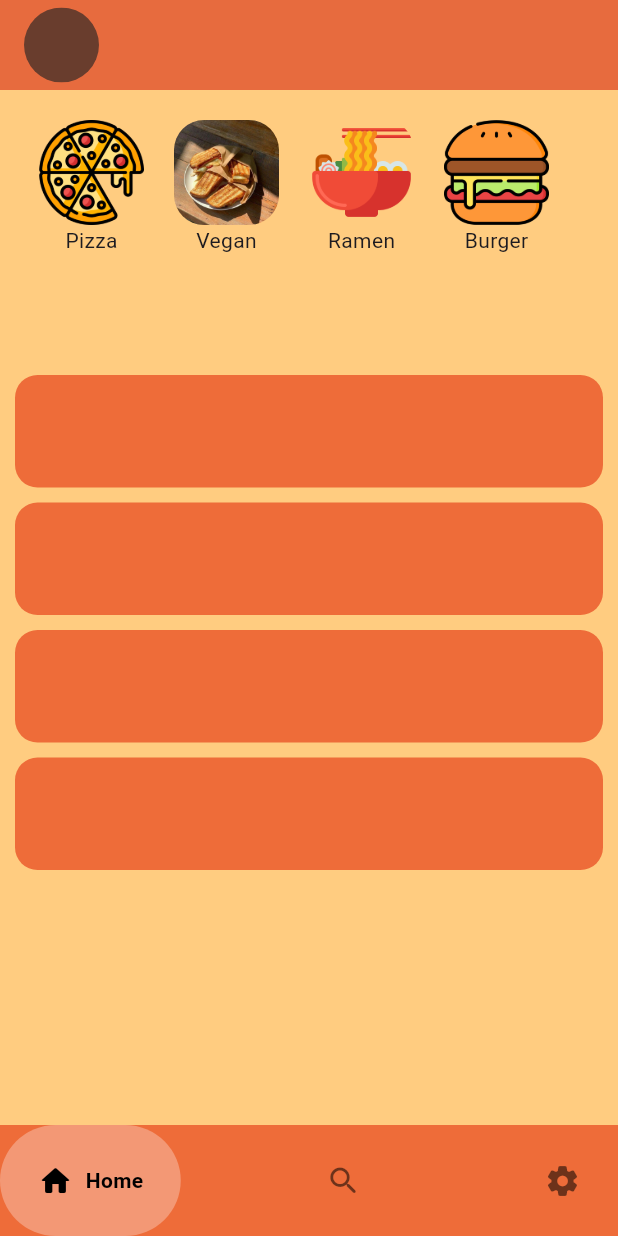
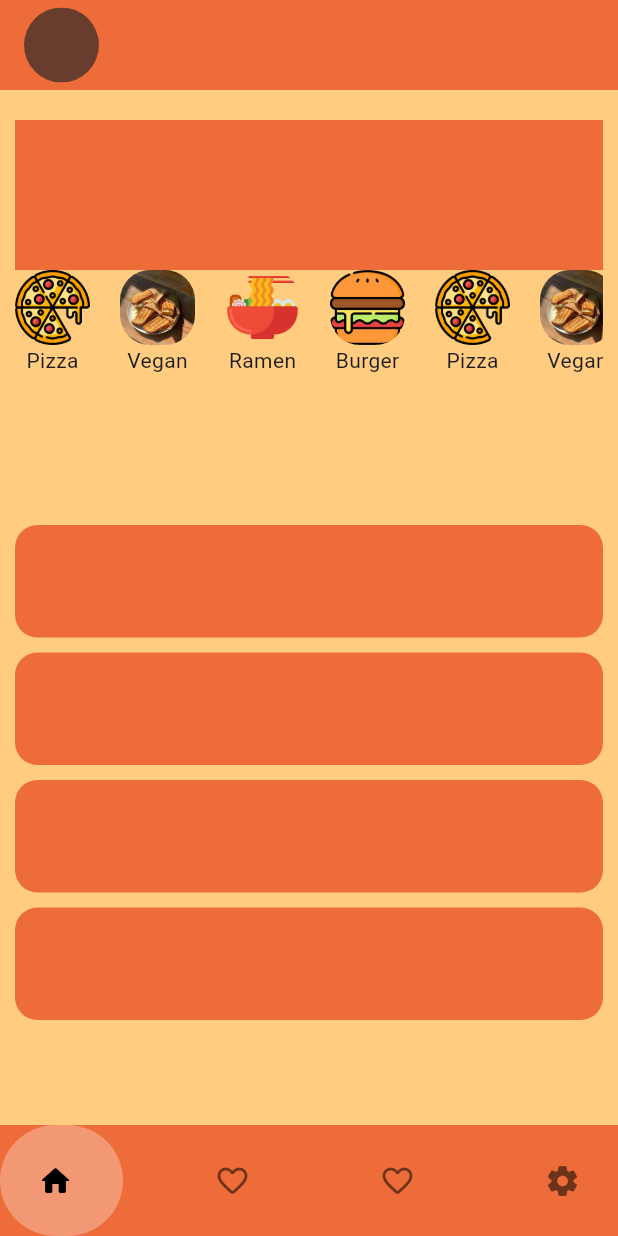
Before and after one commit to Usmandankama/CHOWSPOT, a Flutter app: the HomeScreen screen opened directly, on a phone screen of 412 x 824 dp. Run offline on Flutter 3.47's test engine with Material 3 defaults, Android fonts, the phone set to English and light mode, and no system bars; drawn by our look-alikes of google_nav_bar.

Commit message:
Bottom nav updated

```diff
--- a/lib/screens/home_screen.dart
+++ b/lib/screens/home_screen.dart
@@ -18,7 +18,6 @@ class _HomeScreenState extends State<HomeScreen> {
     return Scaffold(
       backgroundColor: colors.primaryColor,
       appBar: AppBar(
-        elevation: 1,
         toolbarHeight: 60,
         backgroundColor: colors.complementaryColor,
         title: Row(
@@ -38,6 +37,10 @@ class _HomeScreenState extends State<HomeScreen> {
         padding: const EdgeInsets.symmetric(horizontal: 10, vertical: 20),
         child: Column(
           children: [
+            Container(
+              height: 100,
+              color: colors.complementaryColor,
+            ),
             Container(
                 // padding: const EdgeInsets.all(10),
                 height: 150,
@@ -64,9 +67,10 @@ class _HomeScreenState extends State<HomeScreen> {
         gap: 8,
         activeColor: Colors.black,
         tabs: const [
-          GButton(icon: Icons.home_rounded, text: "Home"),
-          GButton(icon: Icons.search_rounded, text: "Search"),
-          GButton(icon: Icons.settings_rounded, text: "Settings"),
+          GButton(icon: Icons.home_rounded),
+          GButton(icon: Icons.favorite_border_rounded),
+          GButton(icon: Icons.favorite_border_rounded),
+          GButton(icon: Icons.settings_rounded),
         ],
       ),
     );
--- a/lib/widgets/categories_widget.dart
+++ b/lib/widgets/categories_widget.dart
@@ -11,6 +11,22 @@ class CategoriesWidget extends StatefulWidget {
 
 class _CategoriesWidgetState extends State<CategoriesWidget> {
   List<Categories> categoriesList = [
+    Categories(
+      text: 'Pizza',
+      image: 'assets/icons/pizza.png',
+    ),
+    Categories(
+      text: 'Vegan',
+      image: 'assets/images/2.jpg',
+    ),
+    Categories(
+      text: 'Ramen',
+      image: 'assets/icons/ramen.png',
+    ),
+    Categories(
+      text: 'Burger',
+      image: 'assets/icons/hamburger.png',
+    ),
     Categories(
       text: 'Pizza',
       image: 'assets/icons/pizza.png',
@@ -42,8 +58,8 @@ class _CategoriesWidgetState extends State<CategoriesWidget> {
             Column(
               children: [
                 Container(
-                  height: 70,
-                  width: 70,
+                  height: 50,
+                  width: 50,
                   decoration: BoxDecoration(
                     // boxShadow: [
                     //   BoxShadow(
```
